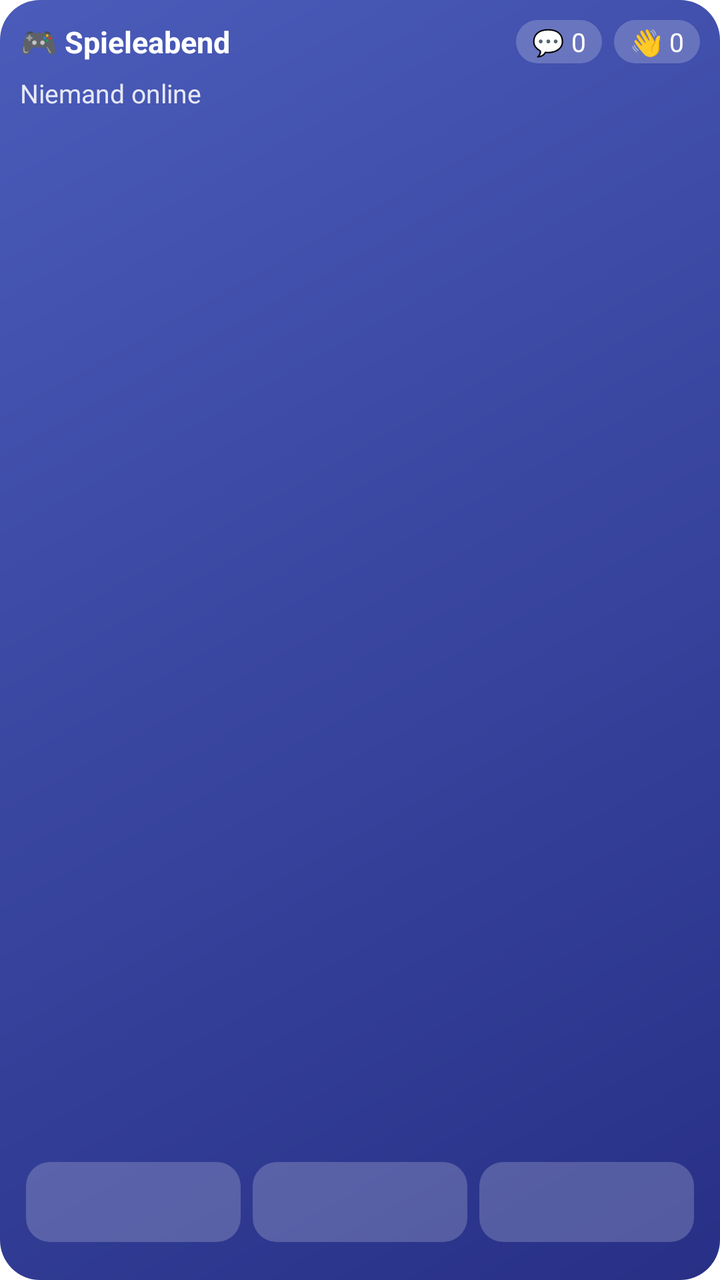
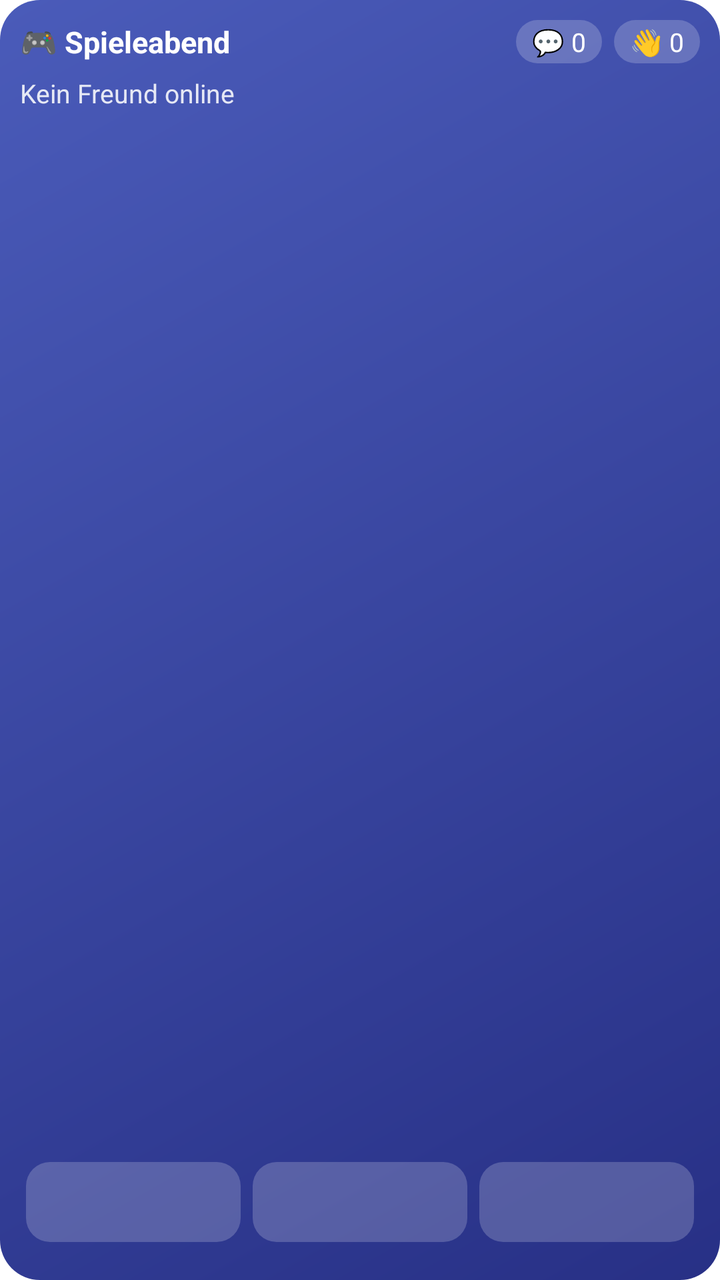

An Android layout rendered at two revisions. The XML below is the earlier revision; the diff shows what the commit changed to produce the second picture.
<!-- AndroidManifest.xml: fallback theme Theme.MaterialComponents.DayNight.NoActionBar -->
<!-- res/layout/widget_game_night.xml -->
<?xml version="1.0" encoding="utf-8"?>
<LinearLayout xmlns:android="http://schemas.android.com/apk/res/android"
    android:id="@+id/gn_root"
    android:layout_width="match_parent"
    android:layout_height="match_parent"
    android:background="@drawable/widget_bg_dark"
    android:orientation="vertical"
    android:padding="10dp">

    <LinearLayout
        android:layout_width="match_parent"
        android:layout_height="wrap_content"
        android:gravity="center_vertical"
        android:orientation="horizontal">

        <TextView
            android:layout_width="0dp"
            android:layout_height="wrap_content"
            android:layout_weight="1"
            android:text="🎮 Spieleabend"
            android:textColor="#FFFFFF"
            android:textSize="15sp"
            android:textStyle="bold" />

        <TextView
            android:id="@+id/gn_unread"
            style="@style/WidgetBadge"
            android:text="💬 0" />

        <TextView
            android:id="@+id/gn_requests"
            style="@style/WidgetBadge"
            android:text="👋 0" />
    </LinearLayout>

    <TextView
        android:id="@+id/gn_online"
        android:layout_width="match_parent"
        android:layout_height="wrap_content"
        android:layout_marginTop="6dp"
        android:ellipsize="end"
        android:maxLines="2"
        android:text="Niemand online"
        android:textColor="#DDFFFFFF"
        android:textSize="13sp" />

    <LinearLayout
        android:layout_width="match_parent"
        android:layout_height="0dp"
        android:layout_weight="1"
        android:gravity="bottom"
        android:orientation="horizontal"
        android:paddingTop="6dp">

        <TextView android:id="@+id/gn_game1" style="@style/WidgetGame" />
        <TextView android:id="@+id/gn_game2" style="@style/WidgetGame" />
        <TextView android:id="@+id/gn_game3" style="@style/WidgetGame" />
    </LinearLayout>
</LinearLayout>
<!-- resources referenced by this layout -->
<resources>
  <!-- drawable widget_bg_dark (drawable) -->
  <?xml version="1.0" encoding="utf-8"?>
  <shape xmlns:android="http://schemas.android.com/apk/res/android" android:shape="rectangle">
      <gradient android:startColor="#F03F51B5" android:endColor="#F01A237E" android:angle="315" />
      <corners android:radius="20dp" />
  </shape>
  <style name="WidgetBadge">
          <item name="android:layout_width">wrap_content</item>
          <item name="android:layout_height">wrap_content</item>
          <item name="android:layout_marginStart">6dp</item>
          <item name="android:background">@drawable/widget_chip</item>
          <item name="android:paddingStart">8dp</item>
          <item name="android:paddingEnd">8dp</item>
          <item name="android:paddingTop">2dp</item>
          <item name="android:paddingBottom">2dp</item>
          <item name="android:textColor">#FFFFFF</item>
          <item name="android:textSize">13sp</item>
      </style>
  <style name="WidgetGame">
          <item name="android:layout_width">0dp</item>
          <item name="android:layout_height">40dp</item>
          <item name="android:layout_weight">1</item>
          <item name="android:layout_margin">3dp</item>
          <item name="android:background">@drawable/widget_chip</item>
          <item name="android:ellipsize">end</item>
          <item name="android:gravity">center</item>
          <item name="android:maxLines">1</item>
          <item name="android:paddingStart">4dp</item>
          <item name="android:paddingEnd">4dp</item>
          <item name="android:textColor">#FFFFFF</item>
          <item name="android:textSize">13sp</item>
      </style>
  <!-- drawable widget_chip (drawable) -->
  <?xml version="1.0" encoding="utf-8"?>
  <shape xmlns:android="http://schemas.android.com/apk/res/android" android:shape="rectangle">
      <solid android:color="#33FFFFFF" />
      <corners android:radius="12dp" />
  </shape>
</resources>

<!-- the commit's change to res/layout/widget_game_night.xml (unified diff, before → after) -->
@@ -39,8 +39,8 @@
         android:layout_height="wrap_content"
         android:layout_marginTop="6dp"
         android:ellipsize="end"
-        android:maxLines="2"
-        android:text="Niemand online"
+        android:maxLines="3"
+        android:text="Kein Freund online"
         android:textColor="#DDFFFFFF"
         android:textSize="13sp" />
 
